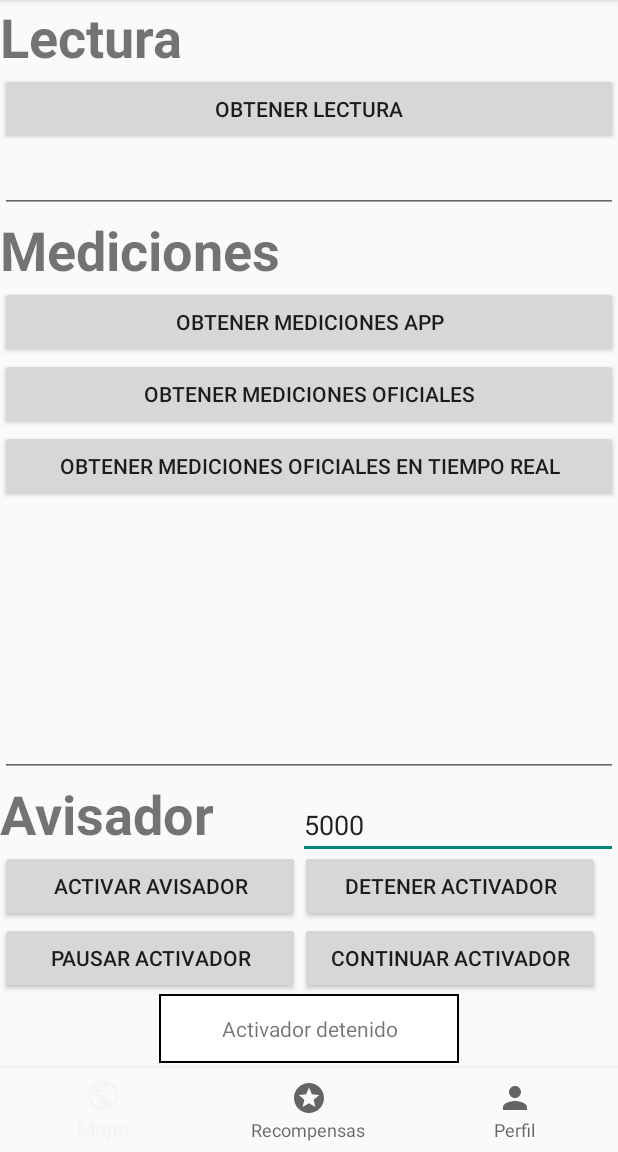
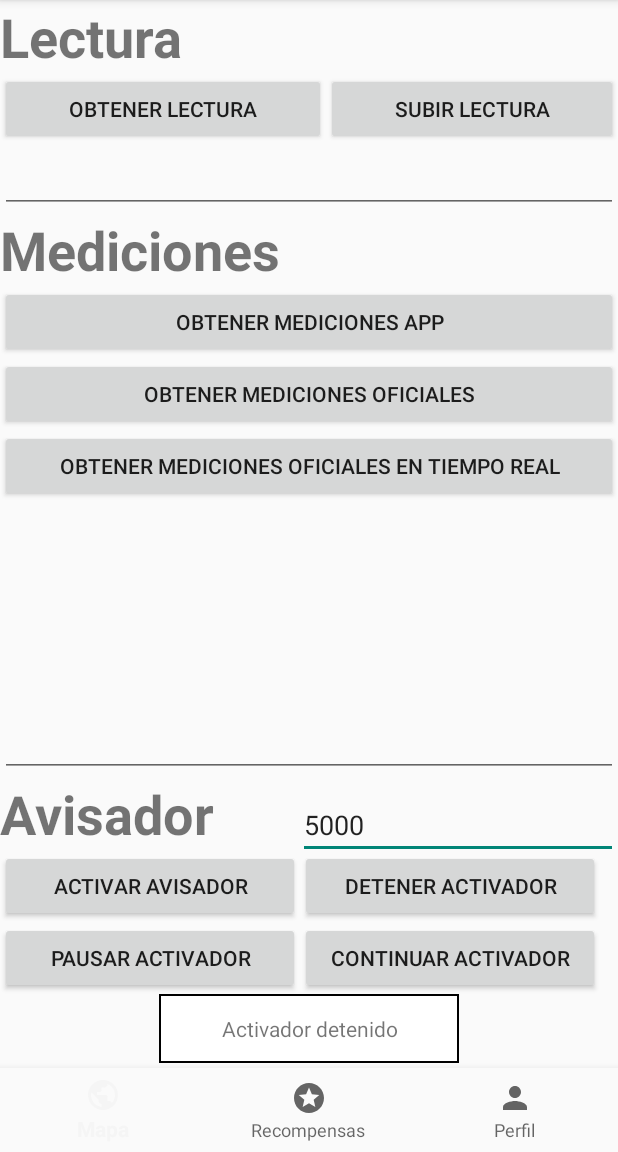
Before and after one commit to SergioPujol/TrackAir, an Android app: the screen it shows after launch (MainActivity), on a phone screen of 412 x 824 dp, the part 84-1236 px from its top. Run offline under Robolectric (Android 15) with nearby library versions, the light colour scheme and no system bars; our stand-ins replace Volley.

Commit message:
Subida base sprint 1 android

```diff
--- a/Android/AndroidStudio/app/src/main/java/com/example/serpumar/sprint0_3a/Fragments/MapaFragment.java
+++ b/Android/AndroidStudio/app/src/main/java/com/example/serpumar/sprint0_3a/Fragments/MapaFragment.java
@@ -26,6 +26,7 @@ public class MapaFragment extends Fragment {
     private ReceptorBluetooth receptorBluetooth = new ReceptorBluetooth();
 
     private GPS gps = new GPS();
+    public LogicaFake lf;
 
     public MapaFragment() {
         // Required empty public constructor
@@ -39,6 +40,8 @@ public class MapaFragment extends Fragment {
 
         receptorBluetooth.setContext(getContext());
 
+        lf = new LogicaFake(this.getContext());
+
         Button obtenerLectura = (Button) view.findViewById(R.id.botonObtenerLectura);
         obtenerLectura.setOnClickListener(new View.OnClickListener() {
             @Override
@@ -46,6 +49,18 @@ public class MapaFragment extends Fragment {
                 Log.d(ETIQUETA_LOG, " boton obtenerMediciones" );
                 receptorBluetooth.buscarEsteDispositivoBTLEYObtenerMedicion(Utilidades.stringToUUID( "GRUP3-GTI-PROY-3"));
                 }
+        });
+
+        Button subirLectura = (Button) view.findViewById(R.id.botonSubirLectura);
+        subirLectura.setOnClickListener(new View.OnClickListener() {
+            @Override
+            public void onClick(View v) {
+                Log.d(ETIQUETA_LOG, " boton obtenerMediciones" );
+                if(receptorBluetooth.getUltimaMedicion() != null)
+                    lf.guardarMedicion(receptorBluetooth.getUltimaMedicion());
+                else
+                    Toast.makeText(getContext(), "Primero debes tomar una lectura", Toast.LENGTH_SHORT).show();
+            }
         });
 
         Button obtenerMediciones = (Button) view.findViewById(R.id.botonObtenerMediciones);
--- a/Android/AndroidStudio/app/src/main/res/layout/fragment_map.xml
+++ b/Android/AndroidStudio/app/src/main/res/layout/fragment_map.xml
@@ -31,11 +31,26 @@
                 android:textSize="36sp"
                 android:textStyle="bold" />
 
-            <Button
-                android:id="@+id/botonObtenerLectura"
+            <LinearLayout
                 android:layout_width="match_parent"
-                android:layout_height="wrap_content"
-                android:text="Obtener lectura" />
+                android:layout_height="match_parent"
+                android:orientation="horizontal">
+
+                <Button
+                    android:id="@+id/botonObtenerLectura"
+                    android:layout_width="wrap_content"
+                    android:layout_height="wrap_content"
+                    android:layout_weight="1"
+                    android:text="Obtener lectura" />
+
+                <Button
+                    android:id="@+id/botonSubirLectura"
+                    android:layout_width="wrap_content"
+                    android:layout_height="wrap_content"
+                    android:layout_weight="1"
+                    android:text="Subir lectura" />
+
+            </LinearLayout>
 
             <EditText
                 android:id="@+id/cajaSensor"
```
Also changed, not shown: Android/AndroidStudio/app/src/main/java/com/example/serpumar/sprint0_3a/LogicaFake.java (+14 -4 lines), Android/AndroidStudio/app/src/main/java/com/example/serpumar/sprint0_3a/ReceptorBluetooth.java (+6 -4 lines), Android/AndroidStudio/app/src/main/res/xml/network_security_config.xml (+4 -4 lines), 3 other files.
